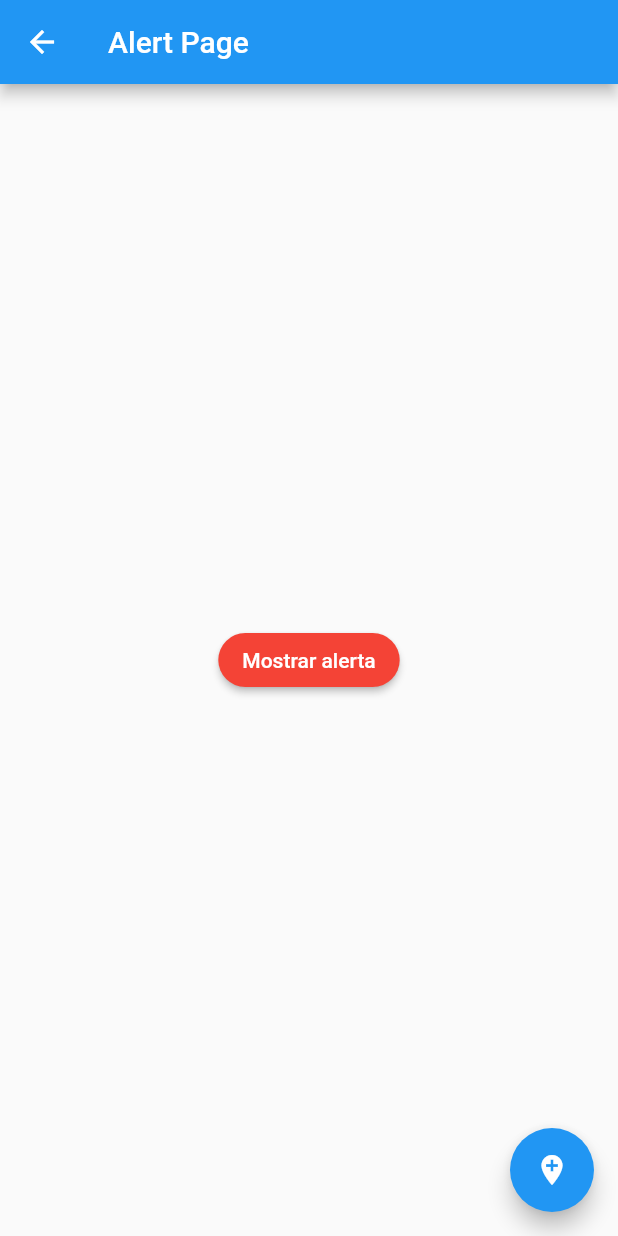
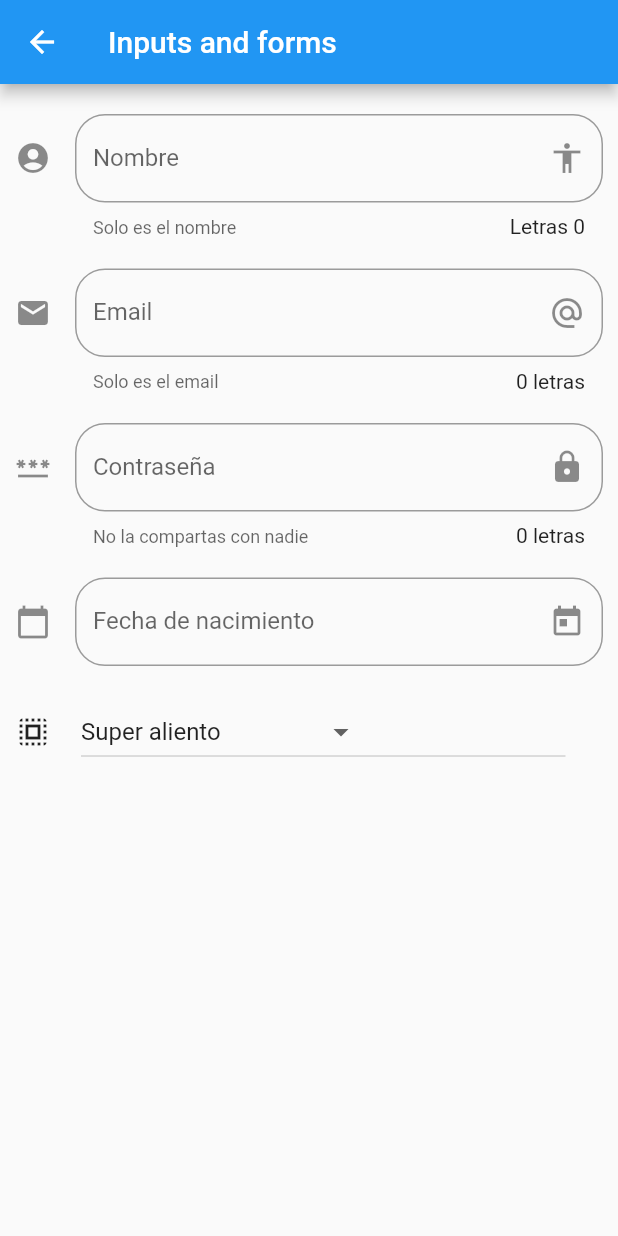
Before and after one commit to arnaugomez/first_flutter_app, a Flutter app: the screen it shows after launch, after a tap on "Campos de input", on a phone screen of 412 x 824 dp. Run offline on Flutter 3.47's test engine with Material 2 defaults, Android fonts, the phone set to English and light mode, and no system bars; network calls fail.

Commit message:
Dropdown input

```diff
--- a/lib/main.dart
+++ b/lib/main.dart
@@ -1,6 +1,7 @@
 import 'package:first_flutter_app/src/pages/alert_page.dart';
 import 'package:first_flutter_app/src/routes/routes.dart';
 import 'package:flutter/material.dart';
+import 'package:flutter_localizations/flutter_localizations.dart';
 
 void main() => runApp(MyApp());
 
@@ -8,6 +9,11 @@ class MyApp extends StatelessWidget {
   @override
   Widget build(BuildContext context) {
     return MaterialApp(
+        localizationsDelegates: GlobalMaterialLocalizations.delegates,
+        supportedLocales: [
+          const Locale('en', 'US'), // American English
+          const Locale('es', 'ES'), // Castilian Spanish
+        ],
         title: 'Material App',
         debugShowCheckedModeBanner: false,
         //home: HomePage());
--- /dev/null
+++ b/lib/src/pages/input_page.dart
@@ -0,0 +1,230 @@
+import 'package:flutter/material.dart';
+
+class InputPage extends StatelessWidget {
+  const InputPage({Key? key}) : super(key: key);
+  @override
+  Widget build(BuildContext context) {
+    return Scaffold(
+      appBar: AppBar(
+        title: Text("Inputs and forms"),
+      ),
+      body: ListView(
+        padding: EdgeInsets.symmetric(horizontal: 10, vertical: 20),
+        children: [
+          BasicInput(onChanged: (text) {}),
+          SizedBox(height: 20),
+          EmailInput(onChanged: (text) {}),
+          SizedBox(height: 20),
+          PasswordInput(onChanged: (text) {}),
+          SizedBox(height: 20),
+          DateInput(onChanged: (text) {}),
+          SizedBox(height: 20),
+          BasicDropdown(),
+        ],
+      ),
+    );
+  }
+}
+
+class BasicInput extends StatefulWidget {
+  final void Function(String) onChanged;
+  const BasicInput({required this.onChanged, Key? key}) : super(key: key);
+
+  @override
+  _BasicInputState createState() => _BasicInputState();
+}
+
+class _BasicInputState extends State<BasicInput> {
+  String _nombre = "";
+
+  @override
+  Widget build(BuildContext context) {
+    return TextField(
+        // autofocus: true,
+        textCapitalization: TextCapitalization.sentences,
+        decoration: InputDecoration(
+            border: OutlineInputBorder(
+              borderRadius: BorderRadius.circular(20),
+            ),
+            counter: Text('Letras ${_nombre.length}'),
+            hintText: "Nombre de la persona",
+            labelText: "Nombre",
+            helperText: "Solo es el nombre",
+            suffixIcon: Icon(Icons.accessibility),
+            icon: Icon(Icons.account_circle)),
+        onChanged: (text) {
+          setState(() {
+            _nombre = text;
+          });
+          widget.onChanged(text);
+        });
+  }
+}
+
+class EmailInput extends StatefulWidget {
+  final void Function(String) onChanged;
+  const EmailInput({required this.onChanged, Key? key}) : super(key: key);
+
+  @override
+  _EmailInputState createState() => _EmailInputState();
+}
+
+class _EmailInputState extends State<EmailInput> {
+  String _email = "";
+  @override
+  Widget build(BuildContext context) {
+    return TextField(
+        // autofocus: true,
+        keyboardType: TextInputType.emailAddress,
+        decoration: InputDecoration(
+            border: OutlineInputBorder(
+              borderRadius: BorderRadius.circular(20),
+            ),
+            counter: Text('${_email.length} letras'),
+            hintText: "Email de la persona",
+            labelText: "Email",
+            helperText: "Solo es el email",
+            suffixIcon: Icon(Icons.alternate_email),
+            icon: Icon(Icons.email)),
+        onChanged: (text) {
+          setState(() {
+            _email = text;
+          });
+          widget.onChanged(text);
+        });
+  }
+}
+
+class PasswordInput extends StatefulWidget {
+  final void Function(String) onChanged;
+  const PasswordInput({required this.onChanged, Key? key}) : super(key: key);
+
+  @override
+  _PasswordInputState createState() => _PasswordInputState();
+}
+
+class _PasswordInputState extends State<PasswordInput> {
+  String _password = "";
+  @override
+  Widget build(BuildContext context) {
+    return TextField(
+        // autofocus: true,
+        keyboardType: TextInputType.visiblePassword,
+        obscureText: true,
+        decoration: InputDecoration(
+            border: OutlineInputBorder(
+              borderRadius: BorderRadius.circular(20),
+            ),
+            counter: Text('${_password.length} letras'),
+            hintText: "Contraseña de la persona",
+            labelText: "Contraseña",
+            helperText: "No la compartas con nadie",
+            suffixIcon: Icon(Icons.lock),
+            icon: Icon(Icons.password)),
+        onChanged: (text) {
+          setState(() {
+            _password = text;
+          });
+          widget.onChanged(text);
+        });
+  }
+}
+
+class DateInput extends StatefulWidget {
+  final void Function(DateTime) onChanged;
+  const DateInput({required this.onChanged, Key? key}) : super(key: key);
+
+  @override
+  _DateInputState createState() => _DateInputState();
+}
+
+class _DateInputState extends State<DateInput> {
+  final TextEditingController _inputFieldDateController =
+      new TextEditingController();
+
+  @override
+  Widget build(BuildContext context) {
+    return TextField(
+      // autofocus: true,
+      enableInteractiveSelection: false,
+      controller: _inputFieldDateController,
+      decoration: InputDecoration(
+          border: OutlineInputBorder(
+            borderRadius: BorderRadius.circular(20),
+          ),
+          hintText: "Fecha de nacimiento",
+          labelText: "Fecha de nacimiento",
+          suffixIcon: Icon(Icons.today),
+          icon: Icon(Icons.calendar_today)),
+      onTap: () {
+        FocusScope.of(context).requestFocus(new FocusNode());
+        _selectDate(context);
+      },
+    );
+  }
+
+  void _selectDate(BuildContext context) async {
+    DateTime? picked = await showDatePicker(
+        initialDate: new DateTime.now(),
+        firstDate: new DateTime(2018),
+        lastDate: new DateTime(2025),
+        locale: Locale('es', 'ES'),
+        context: context);
+
+    if (picked != null) {
+      this.widget.onChanged(picked);
+      setState(() {
+        _inputFieldDateController.text = picked.toString().split(" ")[0];
+      });
+    }
+  }
+}
+
+class BasicDropdown extends StatefulWidget {
+  const BasicDropdown({Key? key}) : super(key: key);
+
+  static const _listaOpciones = [
+    'Super aliento',
+    'Super fuerza',
+    'Invisibilidad',
+    'Tener siempre la razón'
+  ];
+
+  List<DropdownMenuItem<String>> get opcionesDropdown =>
+      BasicDropdown._listaOpciones
+          .map((e) => DropdownMenuItem(child: Text(e), value: e))
+          .toList();
+
+  @override
+  _BasicDropdownState createState() => _BasicDropdownState();
+}
+
+class _BasicDropdownState extends State<BasicDropdown> {
+  String _opcionSeleccionada = BasicDropdown._listaOpciones[0];
+
+  @override
+  Widget build(BuildContext context) {
+    return Row(
+      children: [
+        Icon(Icons.select_all),
+        SizedBox(
+          width: 20,
+        ),
+        Expanded(
+          child: DropdownButton<String>(
+            items: widget.opcionesDropdown,
+            value: _opcionSeleccionada,
+            onChanged: (opcion) {
+              setState(() {
+                _opcionSeleccionada = opcion ?? _opcionSeleccionada;
+              });
+            },
+          ),
+        ),
+        SizedBox(
+          width: 25,
+        ),
+      ],
+    );
+  }
+}
--- a/lib/src/routes/routes.dart
+++ b/lib/src/routes/routes.dart
@@ -3,6 +3,7 @@ import 'package:first_flutter_app/src/pages/animated_container.dart';
 import 'package:first_flutter_app/src/pages/avatar_page.dart';
 import 'package:first_flutter_app/src/pages/card_page.dart';
 import 'package:first_flutter_app/src/pages/home_page.dart';
+import 'package:first_flutter_app/src/pages/input_page.dart';
 import 'package:flutter/material.dart';
 
 WidgetBuilder getBuilder(Widget widget) => ((BuildContext context) => widget);
@@ -12,5 +13,6 @@ Map<String, WidgetBuilder> getAppRoutes() => {
       "alert": getBuilder(AlertPage()),
       "avatar": getBuilder(AvatarPage()),
       "card": getBuilder(CardPage()),
-      "animated_container": getBuilder(AnimatedContainerPage())
+      "animated_container": getBuilder(AnimatedContainerPage()),
+      "inputs": getBuilder(InputPage())
     };
--- a/pubspec.yaml
+++ b/pubspec.yaml
@@ -3,7 +3,7 @@ description: A new Flutter project.
 
 # The following line prevents the package from being accidentally published to
 # pub.dev using `pub publish`. This is preferred for private packages.
-publish_to: 'none' # Remove this line if you wish to publish to pub.dev
+publish_to: "none" # Remove this line if you wish to publish to pub.dev
 
 # The following defines the version and build number for your application.
 # A version number is three numbers separated by dots, like 1.2.43
@@ -23,7 +23,8 @@ environment:
 dependencies:
   flutter:
     sdk: flutter
-
+  flutter_localizations:
+    sdk: flutter
 
   # The following adds the Cupertino Icons font to your application.
   # Use with the CupertinoIcons class for iOS style icons.
@@ -38,7 +39,6 @@ dev_dependencies:
 
 # The following section is specific to Flutter.
 flutter:
-
   # The following line ensures that the Material Icons font is
   # included with your application, so that you can use the icons in
   # the material Icons class.
```
Also changed, not shown: pubspec.lock.
